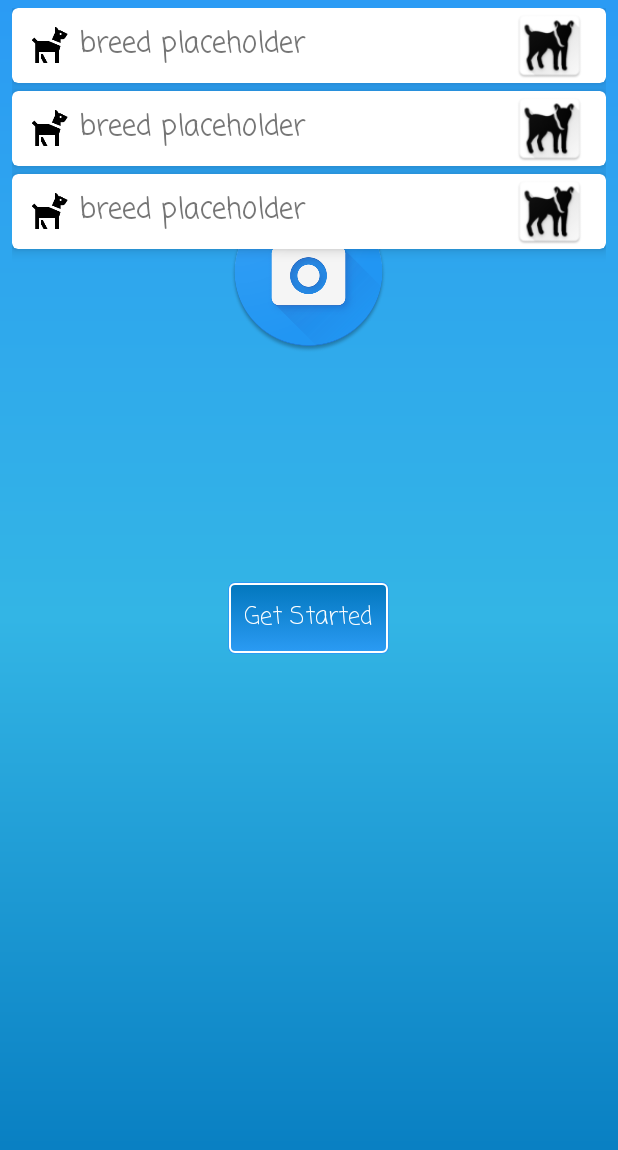
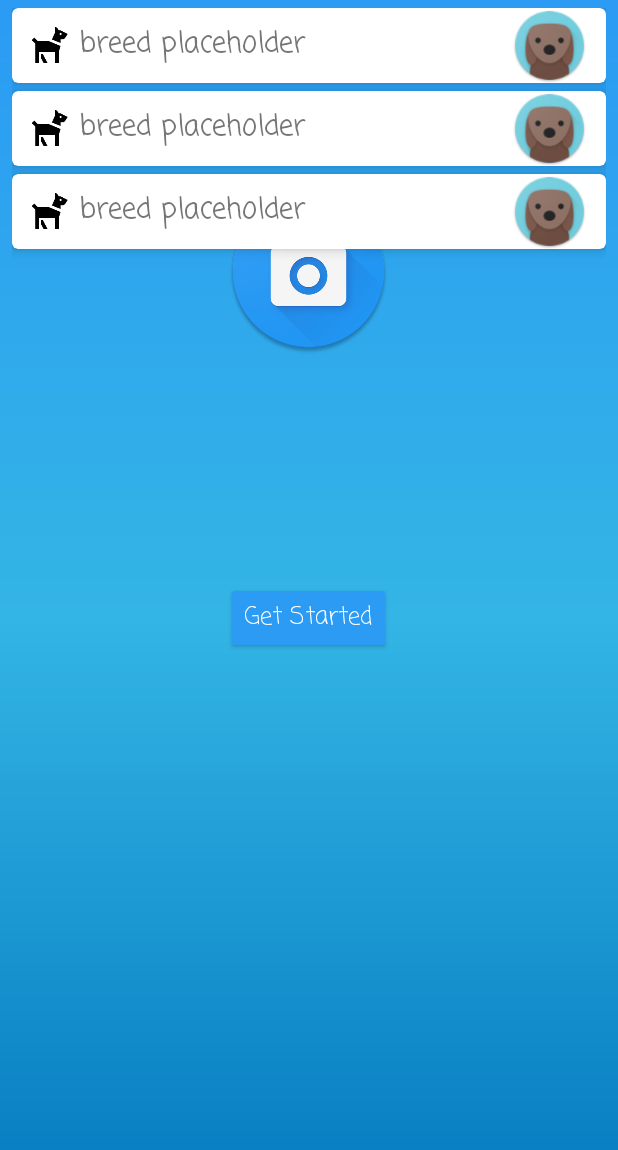
Before and after one commit to Svilcata/adastraOne, an Android app: the layout activity_main.xml on its own in the app's theme, with its tools: preview values and no code run, on a phone screen of 412 x 824 dp. Shown: the top 1150 px of the screen. Run offline under Robolectric (Android 15) with nearby library versions, the phone set to English and light mode, and no system bars.

Commit message:
new launcher icon, modified button in act_main xml, updated styles and colors xml,removed btn_background along with the 2 layers

```diff
--- a/app/src/main/res/drawable/btn_background.xml
+++ /dev/null
@@ -1,5 +0,0 @@
-<?xml version="1.0" encoding="utf-8"?>
-<selector xmlns:android="http://schemas.android.com/apk/res/android">
-    <item android:drawable="@drawable/layer_two" android:state_pressed="true" />
-    <item android:drawable="@drawable/layer_one" />
-</selector>
--- a/app/src/main/res/drawable/layer_one.xml
+++ /dev/null
@@ -1,33 +0,0 @@
-<?xml version="1.0" encoding="utf-8"?>
-<layer-list xmlns:android="http://schemas.android.com/apk/res/android">
-    <item>
-        <shape android:shape="rectangle">
-            <padding
-                android:bottom="1dp"
-                android:left="1dp"
-                android:right="1dp"
-                android:top="1dp" />
-            <corners android:radius="4dp" />
-            <stroke
-                android:width="1dp"
-                android:color="@color/button_bottom" />
-        </shape>
-    </item>
-    <item>
-        <shape android:shape="rectangle">
-            <gradient
-                android:angle="270"
-                android:endColor="@color/button_bottom"
-                android:startColor="@color/button_top" />
-            <stroke
-                android:width="1dp"
-                android:color="@android:color/white" />
-            <corners android:radius="3dp" />
-            <padding
-                android:bottom="10dp"
-                android:left="10dp"
-                android:right="10dp"
-                android:top="10dp" />
-        </shape>
-    </item>
-</layer-list>
--- a/app/src/main/res/drawable/layer_two.xml
+++ /dev/null
@@ -1,33 +0,0 @@
-<?xml version="1.0" encoding="utf-8"?>
-<layer-list xmlns:android="http://schemas.android.com/apk/res/android">
-    <item>
-        <shape android:shape="rectangle">
-            <padding
-                android:bottom="1dp"
-                android:left="1dp"
-                android:right="1dp"
-                android:top="1dp" />
-            <corners android:radius="4dp" />
-            <stroke
-                android:width="1dp"
-                android:color="@color/button_bottom" />
-        </shape>
-    </item>
-    <item>
-        <shape android:shape="rectangle">
-            <gradient
-                android:angle="270"
-                android:endColor="@color/button_top"
-                android:startColor="@color/button_bottom" />
-            <stroke
-                android:width="1dp"
-                android:color="@android:color/white" />
-            <corners android:radius="3dp" />
-            <padding
-                android:bottom="10dp"
-                android:left="10dp"
-                android:right="10dp"
-                android:top="10dp" />
-        </shape>
-    </item>
-</layer-list>
--- a/app/src/main/res/layout/activity_main.xml
+++ b/app/src/main/res/layout/activity_main.xml
@@ -9,29 +9,30 @@
 
     <Button
         android:id="@+id/retrieveList_button"
+        style="@style/Base.Widget.AppCompat.Button"
         android:layout_width="wrap_content"
         android:layout_height="wrap_content"
         android:layout_centerHorizontal="true"
         android:layout_centerVertical="true"
-        android:background="@drawable/btn_background"
         android:fontFamily="casual"
         android:text="@string/get_started"
         android:textAllCaps="false"
         android:textColor="@android:color/white"
-        android:textSize="16sp" />
+        android:textSize="16sp"
+        android:theme="@style/MyButton" />
 
     <ImageView
         android:id="@+id/camera_pic"
         android:layout_width="100dp"
         android:layout_height="100dp"
         android:layout_above="@id/retrieveList_button"
+        android:layout_alignEnd="@+id/retrieveList_button"
         android:layout_alignLeft="@id/retrieveList_button"
         android:layout_alignParentTop="true"
         android:layout_alignRight="@+id/retrieveList_button"
+        android:layout_alignStart="@id/retrieveList_button"
         android:layout_marginBottom="25dp"
-        android:src="@drawable/camera_pic"
-        android:layout_alignStart="@id/retrieveList_button"
-        android:layout_alignEnd="@+id/retrieveList_button" />
+        android:src="@drawable/camera_pic" />
 
     <android.support.v7.widget.RecyclerView
         android:id="@+id/item_list"
--- a/app/src/main/res/values/colors.xml
+++ b/app/src/main/res/values/colors.xml
@@ -3,6 +3,4 @@
     <color name="colorPrimary">#2B9BF4</color>
     <color name="colorPrimaryDark">#0277bd</color>
     <color name="colorWhite">#ffffff</color>
-    <color name="button_bottom">#2B9BF4</color>
-    <color name="button_top">#0277bd</color>
 </resources>
--- a/app/src/main/res/values/styles.xml
+++ b/app/src/main/res/values/styles.xml
@@ -9,4 +9,9 @@
         <item name="android:windowBackground">@drawable/app_main_background</item>
     </style>
 
+    <style name="MyButton" parent="Theme.AppCompat.Light.DarkActionBar">
+        <item name="colorControlHighlight">@color/colorPrimaryDark</item>
+        <item name="colorButtonNormal">@color/colorPrimary</item>
+    </style>
+
 </resources>
```
Also changed, not shown: app/src/main/res/mipmap-hdpi/ic_launcher.png, app/src/main/res/mipmap-mdpi/ic_launcher.png, app/src/main/res/mipmap-xhdpi/ic_launcher.png, app/src/main/res/mipmap-xxhdpi/ic_launcher.png, app/src/main/res/mipmap-xxxhdpi/ic_launcher.png.
